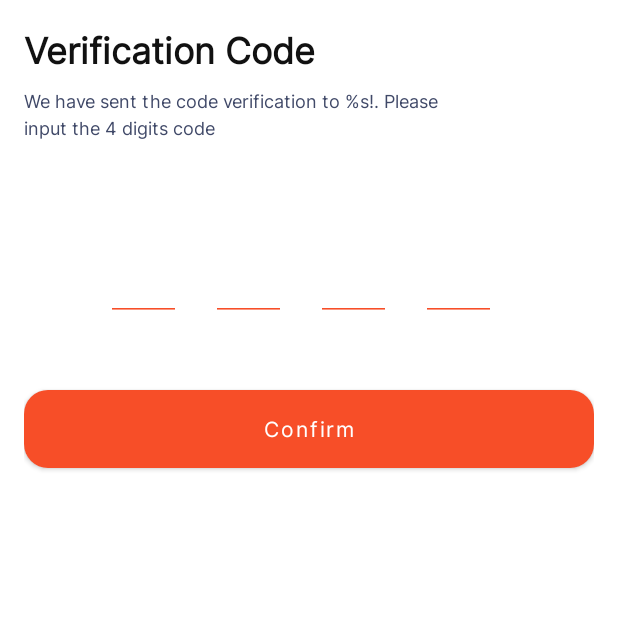
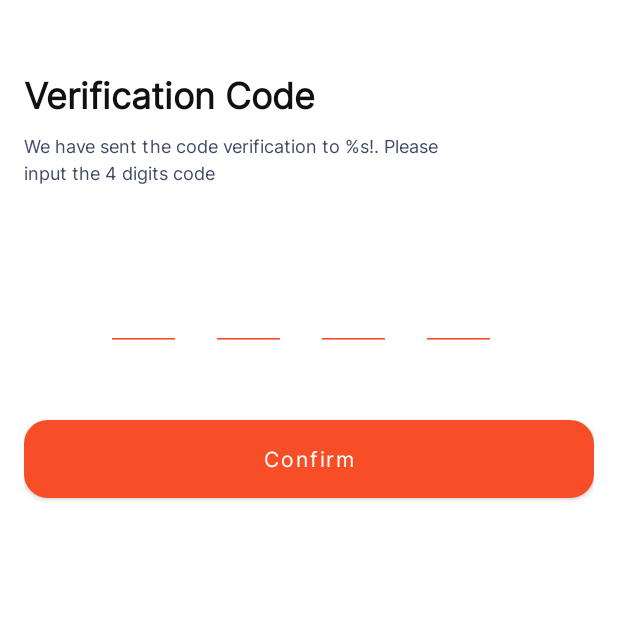
Before and after one commit to SYNRGY-6-TEAM-5/mobile-android, an Android app: the VerificationCodePassFragment screen opened through its navigation route, on a phone screen of 412 x 824 dp, the top half of it. Run offline under Robolectric (Android 15) with nearby library versions, the phone set to English and light mode, and no system bars.

```diff
--- a/app/src/main/res/layout/fragment_forgot_pass.xml
+++ b/app/src/main/res/layout/fragment_forgot_pass.xml
@@ -16,7 +16,8 @@
             android:layout_width="wrap_content"
             android:layout_height="wrap_content"
             android:text="@string/choose_verification"
-            android:textColor="@color/base_black" />
+            android:textColor="@color/base_black"
+            android:layout_marginTop="30dp" />
 
         <com.google.android.material.textview.MaterialTextView
             style="@style/TextXS.Regular"
@@ -25,7 +26,7 @@
             android:text="@string/choose_verification_desc"
             android:textColor="@color/gray_700"
             android:layout_marginTop="8dp"
-            android:layout_marginBottom="50dp"/>
+            android:layout_marginBottom="30dp"/>
 
         <RadioGroup
             android:id="@+id/radio_group_input_type"
--- a/app/src/main/res/layout/fragment_new_password.xml
+++ b/app/src/main/res/layout/fragment_new_password.xml
@@ -17,7 +17,8 @@
             android:layout_width="wrap_content"
             android:layout_height="wrap_content"
             android:text="@string/verification_code"
-            android:textColor="@color/base_black" />
+            android:textColor="@color/base_black"
+            android:layout_marginTop="30dp" />
 
         <com.google.android.material.textview.MaterialTextView
             style="@style/TextXS.Regular"
@@ -27,7 +28,7 @@
             android:text="@string/verification_code_desc"
             android:textColor="@color/gray_700"
             android:layout_marginTop="8dp"
-            android:layout_marginBottom="50dp"/>
+            android:layout_marginBottom="30dp"/>
 
         <com.google.android.material.textfield.TextInputLayout
             android:id="@+id/new_til_password"
--- a/app/src/main/res/layout/fragment_verification_code_pass.xml
+++ b/app/src/main/res/layout/fragment_verification_code_pass.xml
@@ -16,7 +16,8 @@
             android:layout_width="wrap_content"
             android:layout_height="wrap_content"
             android:text="@string/verification_code"
-            android:textColor="@color/base_black" />
+            android:textColor="@color/base_black"
+            android:layout_marginTop="30dp"/>
 
         <com.google.android.material.textview.MaterialTextView
             style="@style/TextXS.Regular"
@@ -26,7 +27,7 @@
             android:text="@string/verification_code_desc"
             android:textColor="@color/gray_700"
             android:layout_marginTop="8dp"
-            android:layout_marginBottom="50dp"/>
+            android:layout_marginBottom="30dp"/>
 
         <LinearLayout
             android:layout_width="match_parent"
@@ -34,9 +35,9 @@
             android:orientation="horizontal"
             android:gravity="center"
             android:weightSum="4"
-            android:layout_marginStart="20dp"
-            android:layout_marginEnd="20dp"
-            android:layout_marginTop="20dp">
+            android:layout_marginStart="30dp"
+            android:layout_marginEnd="30dp"
+            android:layout_marginTop="30dp">
 
             <EditText
                 android:id="@+id/vc1"
@@ -49,7 +50,7 @@
                 android:maxLength="1"
                 android:backgroundTint="@color/primary_500"
                 android:textStyle="bold"
-                android:textSize="30sp"/>
+                android:textSize="20sp"/>
 
             <EditText
                 android:id="@+id/vc2"
@@ -63,7 +64,7 @@
                 android:maxLength="1"
                 android:backgroundTint="@color/primary_500"
                 android:textStyle="bold"
-                android:textSize="30sp"/>
+                android:textSize="20sp"/>
 
             <EditText
                 android:id="@+id/vc3"
@@ -77,7 +78,7 @@
                 android:maxLength="1"
                 android:backgroundTint="@color/primary_500"
                 android:textStyle="bold"
-                android:textSize="30sp"/>
+                android:textSize="20sp"/>
 
             <EditText
                 android:id="@+id/vc4"
@@ -91,7 +92,7 @@
                 android:maxLength="1"
                 android:backgroundTint="@color/primary_500"
                 android:textStyle="bold"
-                android:textSize="30sp"/>
+                android:textSize="20sp"/>
 
         </LinearLayout>
 
```
Also changed, not shown: app/src/main/java/com/synrgy/aeroswift/presentation/fragment/forgotpassword/VerificationCodePassFragment.kt (+32 -0 lines).
